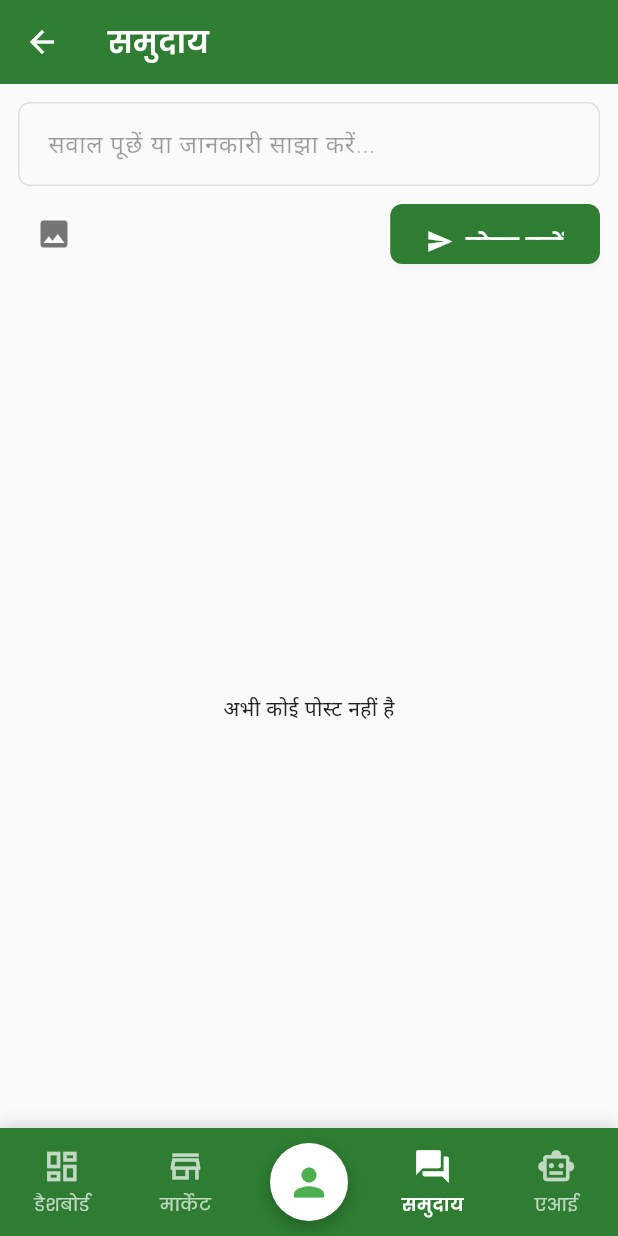
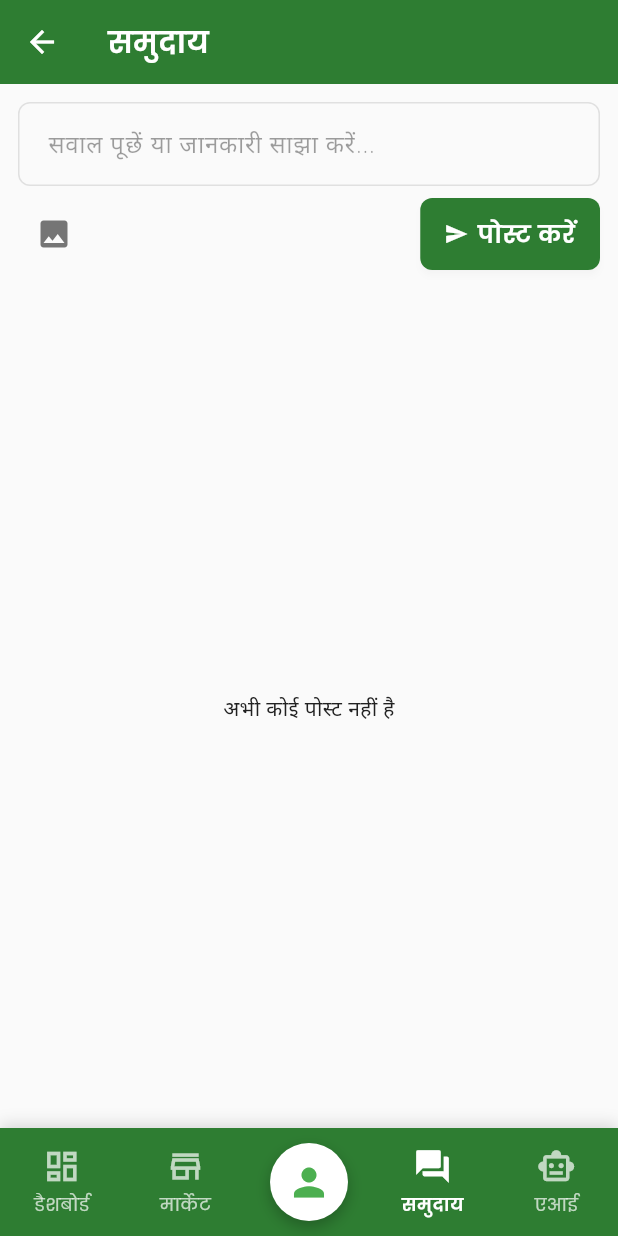
Before and after one commit to neelam-nagar/KrishiMitra-AI, a Flutter app: the CommunityChatScreen screen opened by its route, on a phone screen of 412 x 824 dp. Run offline on Flutter 3.47's test engine with Material 3 defaults, Android fonts, the phone set to English and light mode, and no system bars; our stand-ins replace cached_network_image, cloud_firestore, connectivity_plus, firebase_auth, firebase_core, firebase_storage and 12 more; accounts and stored records are empty; network calls fail.

Commit message:
fix: community chat post button not cut off

```diff
--- a/Frontend/lib/presentation/community_chat/community_chat_screen.dart
+++ b/Frontend/lib/presentation/community_chat/community_chat_screen.dart
@@ -214,23 +214,21 @@ class _CommunityChatScreenState extends State<CommunityChatScreen> {
                   ],
                 ),
               const Spacer(),
-              SizedBox(
-                height: 40,
-                child: ElevatedButton.icon(
-                  onPressed: _isPosting ? null : _addPost,
-                  icon: _isPosting
-                      ? const SizedBox(
-                          width: 16,
-                          height: 16,
-                          child: CircularProgressIndicator(
-                              strokeWidth: 2, color: Colors.white),
-                        )
-                      : const Icon(Icons.send),
-                  label: Text(_isHindi ? 'पोस्ट करें' : 'Post'),
-                  style: ElevatedButton.styleFrom(
-                    backgroundColor: const Color(0xFF2E7D32),
-                  ),
+              ElevatedButton(
+                onPressed: _isPosting ? null : _addPost,
+                style: ElevatedButton.styleFrom(
+                  backgroundColor: const Color(0xFF2E7D32),
+                  foregroundColor: Colors.white,
+                  padding: const EdgeInsets.symmetric(horizontal: 16, vertical: 10),
                 ),
+                child: _isPosting
+                    ? const SizedBox(width: 18, height: 18,
+                        child: CircularProgressIndicator(strokeWidth: 2, color: Colors.white))
+                    : Row(mainAxisSize: MainAxisSize.min, children: [
+                        const Icon(Icons.send, size: 16),
+                        const SizedBox(width: 6),
+                        Text(_isHindi ? 'पोस्ट करें' : 'Post'),
+                      ]),
               ),
             ],
           ),
```
